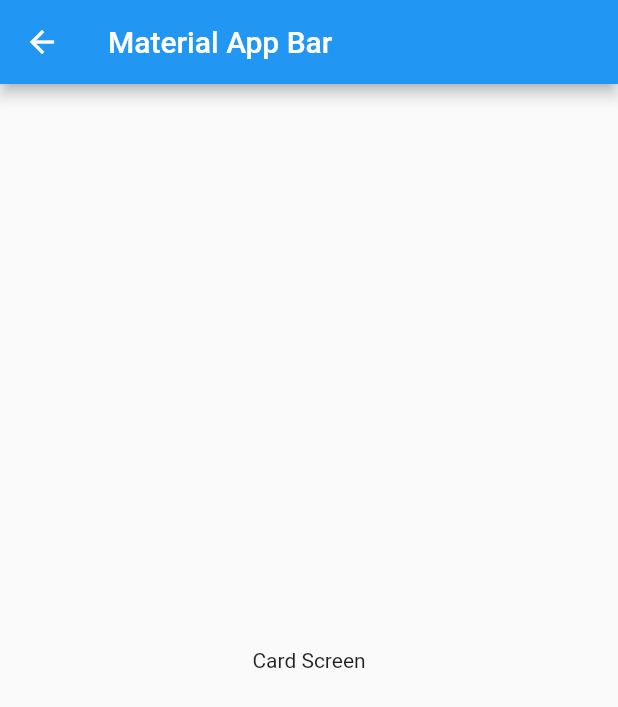
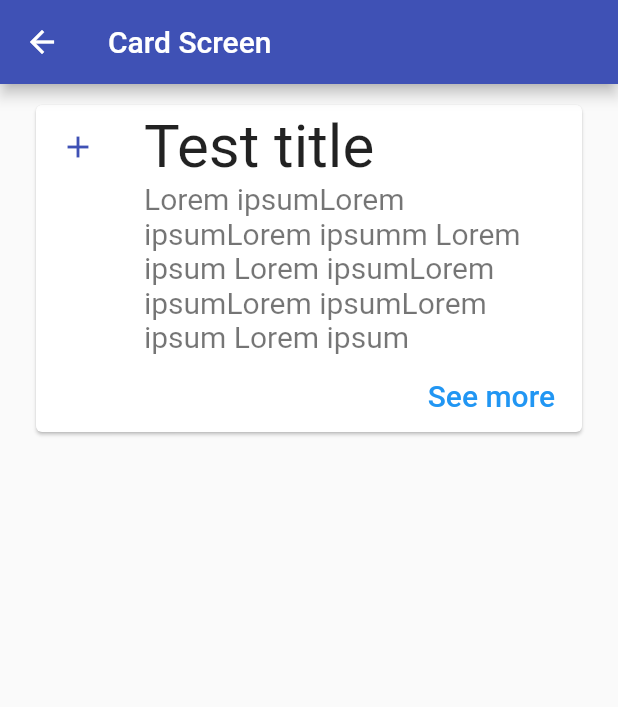
Before and after one commit to TheBanusco10/components_tutorial, a Flutter app: the CardScreen screen opened by its route, on a phone screen of 412 x 824 dp. Shown: the top 707 px of the screen. Run offline on Flutter 3.47's test engine with Material 2 defaults, Android fonts, the phone set to English and light mode, and no system bars.

Commit message:
Routes refactored and Card Widget

```diff
--- a/lib/main.dart
+++ b/lib/main.dart
@@ -1,4 +1,5 @@
 import 'package:components_tutorial/router/app_routes.dart';
+import 'package:components_tutorial/theme/app_theme.dart';
 import 'package:flutter/material.dart';
 
 void main() => runApp(const MyApp());
@@ -12,8 +13,9 @@ class MyApp extends StatelessWidget {
       debugShowCheckedModeBanner: false,
       title: 'Material App',
       initialRoute: AppRoutes.initialRoute,
-      routes: AppRoutes.routes,
+      routes: AppRoutes.getAppRoutes(),
       onGenerateRoute: AppRoutes.onGenerateRoute,
+      theme: AppTheme.lightTheme,
     );
   }
 }
--- /dev/null
+++ b/lib/models/menu_option.dart
@@ -0,0 +1,16 @@
+import 'package:flutter/material.dart' show IconData, Widget;
+
+class MenuOption {
+
+  final String route;
+  final String title;
+  final IconData icon;
+  final Widget screen;
+
+  MenuOption({
+    required this.route,
+    required this.title,
+    required this.icon,
+    required this.screen
+  });
+}
--- /dev/null
+++ b/lib/models/models.dart
@@ -0,0 +1 @@
+export 'package:components_tutorial/models/models.dart';
--- a/lib/router/app_routes.dart
+++ b/lib/router/app_routes.dart
@@ -1,18 +1,30 @@
+import 'package:flutter/material.dart';
+
+import 'package:components_tutorial/models/menu_option.dart';
 import 'package:components_tutorial/screens/screens.dart';
-import 'package:flutter/material.dart';
 
 class AppRoutes {
   static const initialRoute = 'home';
 
-  static Map<String, Widget Function(BuildContext)> routes = {
-    'home'      : (BuildContext context) => const HomeScreen(),
-    'listview1' : (BuildContext context) => const Listview1Screen(),
-    'listview2' : (BuildContext context) => const Listview2Screen(),
-    'card'      : (BuildContext context) => const CardScreen(),
-    'alert'     : (BuildContext context) => const AlertScreen(),
-  };
+  static final menuOptions = <MenuOption> [
+    MenuOption(route: 'listview1', title: 'Listview 1 Screen', icon: Icons.list, screen: const Listview1Screen()),
+    MenuOption(route: 'listview2', title: 'Listview 2 Screen', icon: Icons.list, screen: const Listview2Screen()),
+    MenuOption(route: 'card', title: 'Card Screen', icon: Icons.card_giftcard_outlined, screen: const CardScreen()),
+    MenuOption(route: 'alert', title: 'Alert Screen', icon: Icons.add_alert_outlined, screen: const AlertScreen()),
+
+  ];
+
+  static Map<String, Widget Function(BuildContext)> getAppRoutes() {
+    Map<String, Widget Function(BuildContext)> routes = {};
+
+    for(MenuOption option in menuOptions) {
+      routes.addAll({ option.route: (BuildContext context) => option.screen });
+    }
+
+    return routes;
+  }
 
   static Route<dynamic> onGenerateRoute(RouteSettings settings) {
-    return MaterialPageRoute(builder: (context) => const Listview1Screen());
+    return MaterialPageRoute(builder: (context) => const HomeScreen());
   }
 }
--- a/lib/screens/card_screen.dart
+++ b/lib/screens/card_screen.dart
@@ -1,3 +1,4 @@
+import 'package:components_tutorial/widgets/widgets.dart';
 import 'package:flutter/material.dart';
 
 class CardScreen extends StatelessWidget {
@@ -6,14 +7,14 @@ class CardScreen extends StatelessWidget {
   @override
   Widget build(BuildContext context) {
     return Scaffold(
-      appBar: AppBar(
-        title: Text('Material App Bar'),
-      ),
-      body: Center(
-        child: Container(
-          child: Text('Card Screen'),
+        appBar: AppBar(
+          title: const Text('Card Screen'),
         ),
-      ),
-    );
+        body: ListView(
+          padding: const EdgeInsets.symmetric(horizontal: 20, vertical: 10),
+          children: const [
+            CustomCard(),
+          ],
+        ));
   }
 }
--- /dev/null
+++ b/lib/theme/app_theme.dart
@@ -0,0 +1,17 @@
+import 'package:flutter/material.dart';
+
+class AppTheme {
+  static const Color primaryColor = Colors.indigo;
+
+  static final ThemeData lightTheme = ThemeData.light().copyWith(
+    primaryColor: primaryColor,
+
+    appBarTheme: const AppBarTheme(
+      backgroundColor: primaryColor
+    ),
+
+    listTileTheme: const ListTileThemeData(
+      iconColor: primaryColor
+    ),
+  );
+}
--- /dev/null
+++ b/lib/widgets/custom_card.dart
@@ -0,0 +1,32 @@
+import 'package:flutter/material.dart';
+
+class CustomCard extends StatelessWidget {
+  const CustomCard({super.key});
+
+  @override
+  Widget build(BuildContext context) {
+    return Card(
+      child: Column(
+        children: [
+          const ListTile(
+            title: Text('Test title', style: TextStyle(fontSize: 40)),
+            subtitle: Text('Lorem ipsumLorem ipsumLorem ipsumm Lorem ipsum Lorem ipsumLorem ipsumLorem ipsumLorem ipsum Lorem ipsum', style: TextStyle(fontSize: 20)),
+            leading: Icon(Icons.add),
+          ),
+          Padding(
+            padding: const EdgeInsets.symmetric(horizontal: 10),
+            child: Row(
+              mainAxisAlignment: MainAxisAlignment.end,
+              children: [
+                TextButton(
+                    onPressed: () {},
+                    child: const Text('See more', style: TextStyle(fontSize: 20))
+                ),
+              ],
+            ),
+          ),
+        ],
+      ),
+    );
+  }
+}
--- /dev/null
+++ b/lib/widgets/widgets.dart
@@ -0,0 +1 @@
+export 'package:components_tutorial/widgets/custom_card.dart';
```
Also changed, not shown: lib/screens/home_screen.dart (+14 -10 lines).
